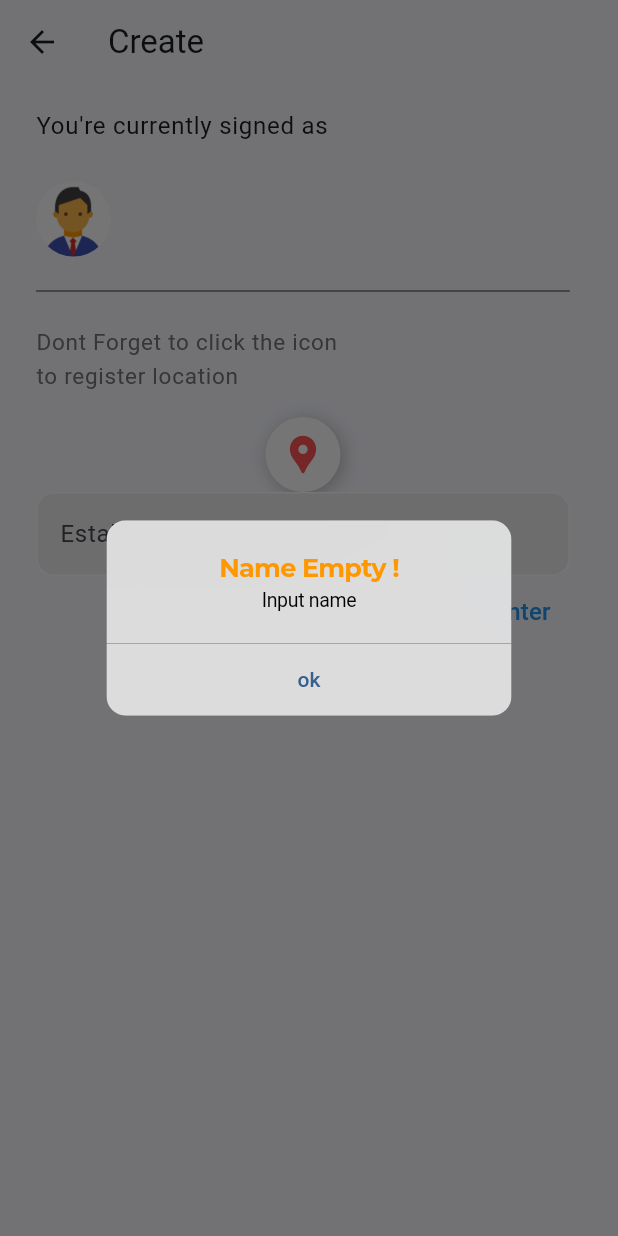
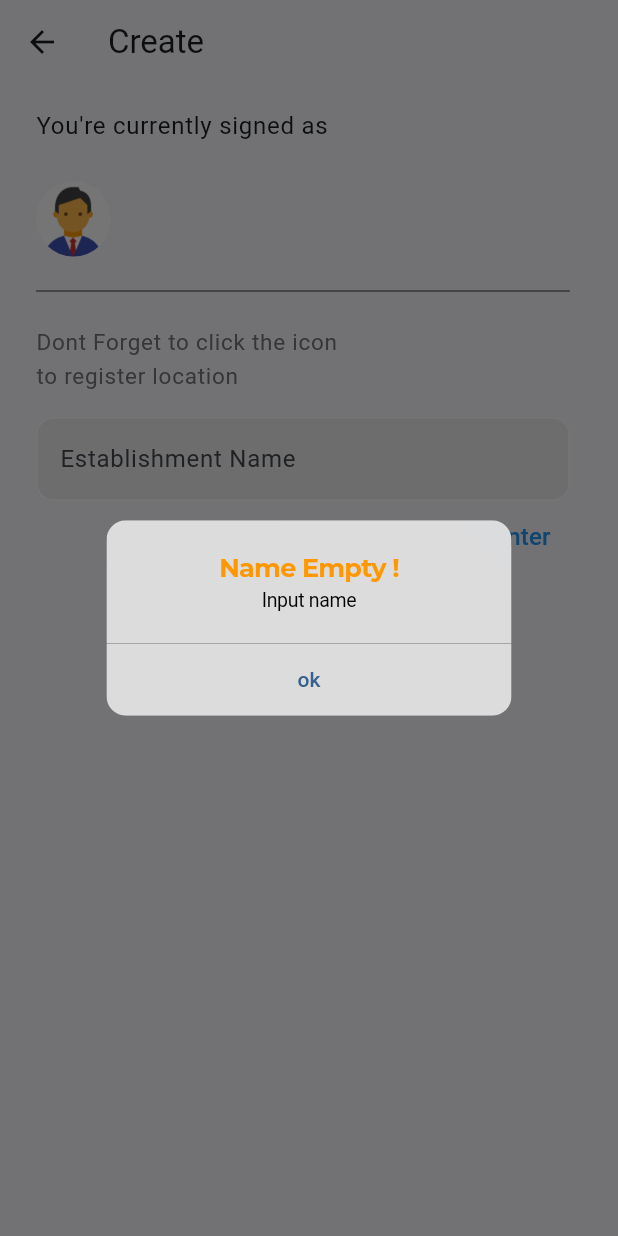
Before and after one commit to Ketch4n/ATTENDANCE-NMSCT, a Flutter app: the CreateClassRoom screen opened directly with empty values, after a tap on "Enter", on a phone screen of 412 x 824 dp. Run offline on Flutter 3.47's test engine with Material 2 defaults, Android fonts, the phone set to English and light mode, and no system bars; our stand-ins replace camera, cloud_firestore, connectivity_plus, email_validator, firebase_core, firebase_storage and 6 more; missing offline and left inert: adaptive_action_sheet, google_ml_kit, loader_skeleton, month_year_picker; accounts and stored records are empty; network calls fail; Roboto replaces fonts that are missing (MontserratRegular); project files that could hold a hidden picture were left out.

Commit message:
switch removed

```diff
--- a/lib/controller/Remove.dart
+++ b/lib/controller/Remove.dart
@@ -4,7 +4,7 @@ import 'package:http/http.dart' as http;
 import 'package:attendance_nmsct/data/server.dart';
 import 'package:attendance_nmsct/widgets/alert_dialog.dart';
 
-Future<void> removeClassRoom(
+Future removeClassRoom(
   context,
   String id,
   String path,
--- a/lib/view/administrator/create.dart
+++ b/lib/view/administrator/create.dart
@@ -117,11 +117,12 @@ class _CreateClassRoomState extends State<CreateClassRoom> {
                   ),
                   Column(
                     children: [
-                      Container(
+                      widget.role == 'Establishment'
+                          ? Container(
                               height: 50,
                               width: 50,
-                        decoration: Style.boxdecor
-                            .copyWith(borderRadius: BorderRadius.circular(50)),
+                              decoration: Style.boxdecor.copyWith(
+                                  borderRadius: BorderRadius.circular(50)),
                               child: IconButton(
                                 color: Colors.redAccent,
                                 iconSize: 30,
@@ -131,7 +132,8 @@ class _CreateClassRoomState extends State<CreateClassRoom> {
                                   // _idController.text = id;
                                 },
                               ),
-                      ),
+                            )
+                          : SizedBox(),
                       widget.role == 'Establishment'
                           ? Column(
                               children: [
@@ -197,7 +199,7 @@ class _CreateClassRoomState extends State<CreateClassRoom> {
                               await showAlertDialog(context, title, message);
                             } else {
                               String title = "Success";
-                              String message = "click to copy";
+                              String message = "Section created";
                               String code = generateAlphanumericId();
                               await CreateSectEstab(
                                 context,
@@ -209,7 +211,7 @@ class _CreateClassRoomState extends State<CreateClassRoom> {
                               // await pasteCode(context, title, message, code);
                               // String purpose = 'CreateClassRoom';
                               // await CreateSectEstab(context, pin);
-                              // await showAlertDialog(context, mess, path);
+                              await showAlertDialog(context, title, message);
                               Navigator.of(context).pop(false);
                               widget.refreshCallback();
                             }
--- a/lib/view/administrator/dashboard/admin/index.dart
+++ b/lib/view/administrator/dashboard/admin/index.dart
@@ -111,10 +111,6 @@ class _AdminDashboardState extends State<AdminDashboard> {
                                   ? "No Section Found !"
                                   : "No registered Establishment !",
                               style: Style.duck),
-                          TextButton(
-                            onPressed: () {},
-                            child: const Text("Switch Account"),
-                          )
                         ],
                       ),
                     ),
--- a/lib/view/administrator/dashboard/estab/index.dart
+++ b/lib/view/administrator/dashboard/estab/index.dart
@@ -135,10 +135,6 @@ class _EstabDashboardState extends State<EstabDashboard> {
                                   ? "No Section Found !"
                                   : "No registered Establishment !",
                               style: Style.duck),
-                          TextButton(
-                            onPressed: () {},
-                            child: const Text("Switch Account"),
-                          )
                         ],
                       ),
                     ),
--- a/lib/view/student/dashboard/index.dart
+++ b/lib/view/student/dashboard/index.dart
@@ -100,10 +100,6 @@ class _StudentDashboardState extends State<StudentDashboard> {
                           const Duck(),
                           Text("No Section or Establishment !",
                               style: Style.duck),
-                          TextButton(
-                            onPressed: () {},
-                            child: const Text("Switch Account"),
-                          )
                         ],
                       ),
                     ),
```
Also changed, not shown: lib/controller/Create.dart (+7 -4 lines). Lines whose indentation alone changed are shown as unchanged.
